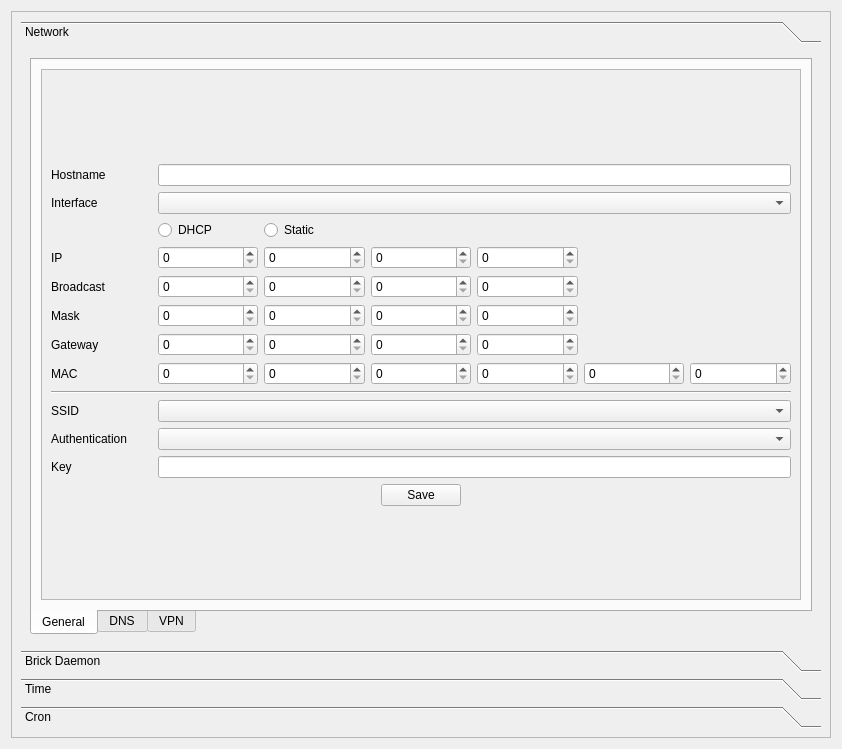
Before: the Qt Designer form src/brickv/plugin_system/plugins/red/ui/red_tab_settings.ui in Tinkerforge/brickv, drawn with Qt 5.
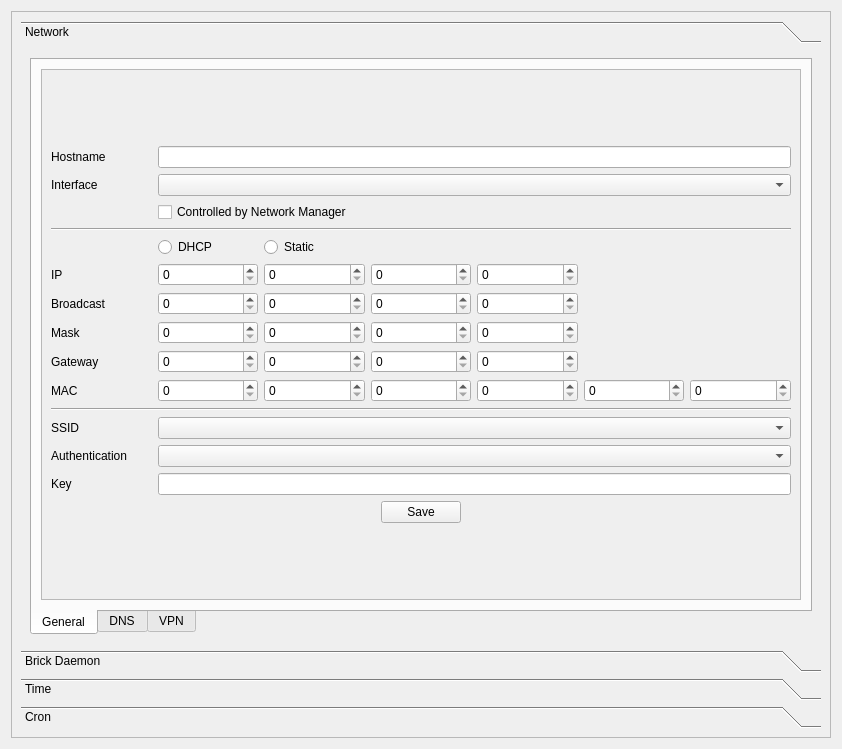
After: the same form once the commit is applied. The open tabs and pages were chosen to show the change. Custom widgets are drawn as their Qt base class.

Commit message: red-brick: Added interface management option checkbox on settings tab

Diff of the .ui file:
```diff
--- a/src/brickv/plugin_system/plugins/red/ui/red_tab_settings.ui
+++ b/src/brickv/plugin_system/plugins/red/ui/red_tab_settings.ui
@@ -71,30 +71,30 @@
                  <layout class="QVBoxLayout" name="verticalLayout_18">
                   <item>
                    <layout class="QGridLayout" name="gridLayout_2">
-                    <item row="11" column="1" colspan="6">
+                    <item row="13" column="1" colspan="6">
                      <widget class="QComboBox" name="comboBox_3"/>
                     </item>
-                    <item row="5" column="3">
+                    <item row="7" column="3">
                      <widget class="QSpinBox" name="spinBox_41"/>
                     </item>
-                    <item row="5" column="2">
+                    <item row="7" column="2">
                      <widget class="QSpinBox" name="spinBox_40"/>
                     </item>
-                    <item row="8" column="3">
+                    <item row="10" column="3">
                      <widget class="SpinBoxHex" name="sbox_mac3">
                       <property name="maximum">
                        <number>255</number>
                       </property>
                      </widget>
                     </item>
-                    <item row="3" column="2">
+                    <item row="5" column="2">
                      <widget class="QRadioButton" name="radioButton_2">
                       <property name="text">
                        <string>Static</string>
                       </property>
                      </widget>
                     </item>
-                    <item row="10" column="0">
+                    <item row="12" column="0">
                      <widget class="QLabel" name="label_10">
                       <property name="text">
                        <string>SSID</string>
@@ -108,13 +108,13 @@
                       </property>
                      </widget>
                     </item>
-                    <item row="6" column="1">
+                    <item row="8" column="1">
                      <widget class="QSpinBox" name="spinBox_5"/>
                     </item>
-                    <item row="4" column="3">
+                    <item row="6" column="3">
                      <widget class="QSpinBox" name="spinBox_3"/>
                     </item>
-                    <item row="6" column="4">
+                    <item row="8" column="4">
                      <widget class="QSpinBox" name="spinBox_8"/>
                     </item>
                     <item row="1" column="0">
@@ -127,68 +127,68 @@
                     <item row="1" column="1" colspan="6">
                      <widget class="QLineEdit" name="lineEdit"/>
                     </item>
-                    <item row="4" column="2">
+                    <item row="6" column="2">
                      <widget class="QSpinBox" name="spinBox_2"/>
                     </item>
-                    <item row="9" column="0" colspan="7">
+                    <item row="11" column="0" colspan="7">
                      <widget class="Line" name="line">
                       <property name="orientation">
                        <enum>Qt::Horizontal</enum>
                       </property>
                      </widget>
                     </item>
-                    <item row="5" column="0">
+                    <item row="7" column="0">
                      <widget class="QLabel" name="label_2">
                       <property name="text">
                        <string>Broadcast</string>
                       </property>
                      </widget>
                     </item>
-                    <item row="7" column="0">
+                    <item row="9" column="0">
                      <widget class="QLabel" name="label_8">
                       <property name="text">
                        <string>Gateway</string>
                       </property>
                      </widget>
                     </item>
-                    <item row="6" column="2">
+                    <item row="8" column="2">
                      <widget class="QSpinBox" name="spinBox_6"/>
                     </item>
-                    <item row="8" column="1">
+                    <item row="10" column="1">
                      <widget class="SpinBoxHex" name="sbox_mac1">
                       <property name="maximum">
                        <number>255</number>
                       </property>
                      </widget>
                     </item>
-                    <item row="4" column="0">
+                    <item row="6" column="0">
                      <widget class="QLabel" name="label_5">
                       <property name="text">
                        <string>IP</string>
                       </property>
                      </widget>
                     </item>
-                    <item row="7" column="2">
+                    <item row="9" column="2">
                      <widget class="QSpinBox" name="spinBox_14"/>
                     </item>
-                    <item row="7" column="3">
+                    <item row="9" column="3">
                      <widget class="QSpinBox" name="spinBox_15"/>
                     </item>
-                    <item row="8" column="6">
+                    <item row="10" column="6">
                      <widget class="SpinBoxHex" name="sbox_mac6">
                       <property name="maximum">
                        <number>255</number>
                       </property>
                      </widget>
                     </item>
-                    <item row="6" column="0">
+                    <item row="8" column="0">
                      <widget class="QLabel" name="label_6">
                       <property name="text">
                        <string>Mask</string>
                       </property>
                      </widget>
                     </item>
-                    <item row="14" column="6">
+                    <item row="16" column="6">
                      <spacer name="verticalSpacer_9">
                       <property name="orientation">
                        <enum>Qt::Vertical</enum>
@@ -201,7 +201,7 @@
                       </property>
                      </spacer>
                     </item>
-                    <item row="4" column="1">
+                    <item row="6" column="1">
                      <widget class="QSpinBox" name="spinBox"/>
                     </item>
                     <item row="0" column="0">
@@ -217,83 +217,80 @@
                       </property>
                      </spacer>
                     </item>
-                    <item row="10" column="1" colspan="6">
+                    <item row="12" column="1" colspan="6">
                      <widget class="QComboBox" name="comboBox_2"/>
                     </item>
-                    <item row="6" column="3">
+                    <item row="8" column="3">
                      <widget class="QSpinBox" name="spinBox_7"/>
                     </item>
-                    <item row="11" column="0">
+                    <item row="13" column="0">
                      <widget class="QLabel" name="label_11">
                       <property name="text">
                        <string>Authentication</string>
                       </property>
                      </widget>
                     </item>
-                    <item row="2" column="1" colspan="6">
-                     <widget class="QComboBox" name="comboBox"/>
-                    </item>
-                    <item row="4" column="4">
+                    <item row="6" column="4">
                      <widget class="QSpinBox" name="spinBox_4"/>
                     </item>
-                    <item row="3" column="1">
+                    <item row="5" column="1">
                      <widget class="QRadioButton" name="radioButton">
                       <property name="text">
                        <string>DHCP</string>
                       </property>
                      </widget>
                     </item>
-                    <item row="8" column="4">
+                    <item row="10" column="4">
                      <widget class="SpinBoxHex" name="sbox_mac4">
                       <property name="maximum">
                        <number>255</number>
                       </property>
                      </widget>
                     </item>
-                    <item row="8" column="5">
+                    <item row="10" column="5">
                      <widget class="SpinBoxHex" name="sbox_mac5">
                       <property name="maximum">
                        <number>255</number>
                       </property>
                      </widget>
                     </item>
-                    <item row="12" column="1" colspan="6">
+                    <item row="14" column="1" colspan="6">
                      <widget class="QLineEdit" name="lineEdit_2"/>
                     </item>
-                    <item row="5" column="1">
+                    <item row="9" column="1">
+                     <widget class="QSpinBox" name="spinBox_13"/>
+                    </item>
+                    <item row="7" column="1">
                      <widget class="QSpinBox" name="spinBox_39"/>
                     </item>
-                    <item row="12" column="0">
+                    <item row="14" column="0">
                      <widget class="QLabel" name="label_12">
                       <property name="text">
                        <string>Key</string>
                       </property>
                      </widget>
                     </item>
-                    <item row="7" column="1">
-                     <widget class="QSpinBox" name="spinBox_13"/>
-                    </item>
-                    <item row="8" column="0">
+                    <item row="10" column="0">
                      <widget class="QLabel" name="label_9">
                       <property name="text">
                        <string>MAC</string>
                       </property>
                      </widget>
                     </item>
-                    <item row="7" column="4">
+                    <item row="9" column="4">
                      <widget class="QSpinBox" name="spinBox_16"/>
                     </item>
-                    <item row="8" column="2">
+                    <item row="10" column="2">
                      <widget class="SpinBoxHex" name="sbox_mac2">
                       <property name="maximum">
                        <number>255</number>
                       </property>
                      </widget>
                     </item>
-                    <item row="5" column="4">
+                    <item row="7" column="4">
                      <widget class="QSpinBox" name="spinBox_42"/>
                     </item>
-                    <item row="13" column="0" colspan="7">
+                    <item row="15" column="0" colspan="7">
                      <layout class="QHBoxLayout" name="horizontalLayout_2">
                       <item>
                        <spacer name="horizontalSpacer_5">
@@ -330,6 +327,23 @@
                       </item>
                      </layout>
                     </item>
+                    <item row="2" column="1" colspan="6">
+                     <widget class="QComboBox" name="comboBox"/>
+                    </item>
+                    <item row="3" column="1" colspan="6">
+                     <widget class="QCheckBox" name="checkBox_3">
+                      <property name="text">
+                       <string>Controlled by Network Manager</string>
+                      </property>
+                     </widget>
+                    </item>
+                    <item row="4" column="0" colspan="7">
+                     <widget class="Line" name="line_3">
+                      <property name="orientation">
+                       <enum>Qt::Horizontal</enum>
+                      </property>
+                     </widget>
+                    </item>
                    </layout>
                   </item>
                  </layout>
```
Left out of the diff: 26 changed lines with no effect on the pictures.
